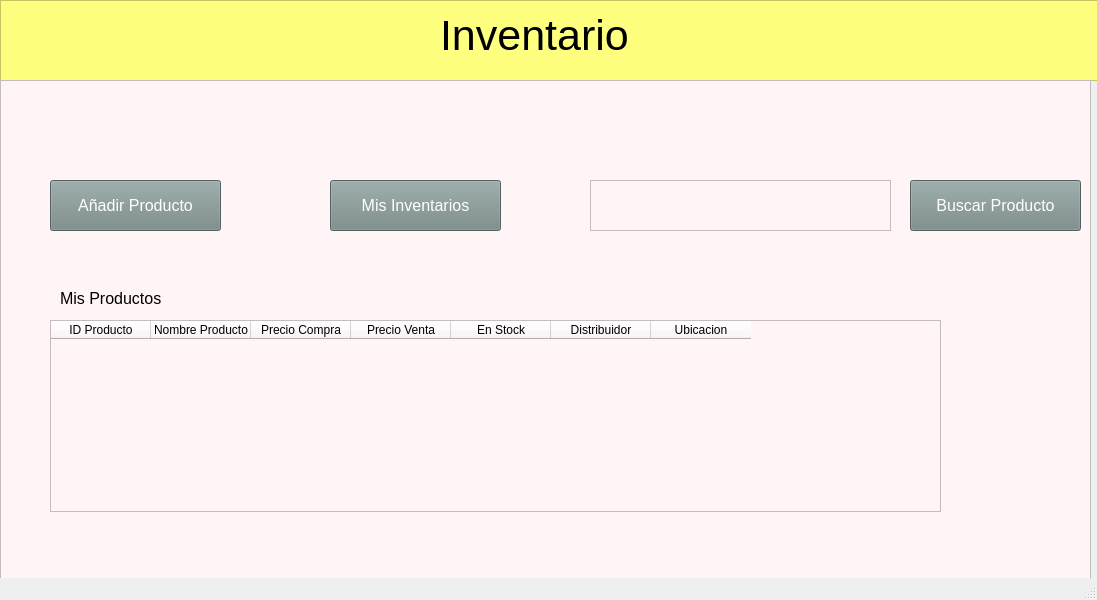
Old version of the form uiFiles/inventario.ui in the repository Ramirors31/LogisTICS.
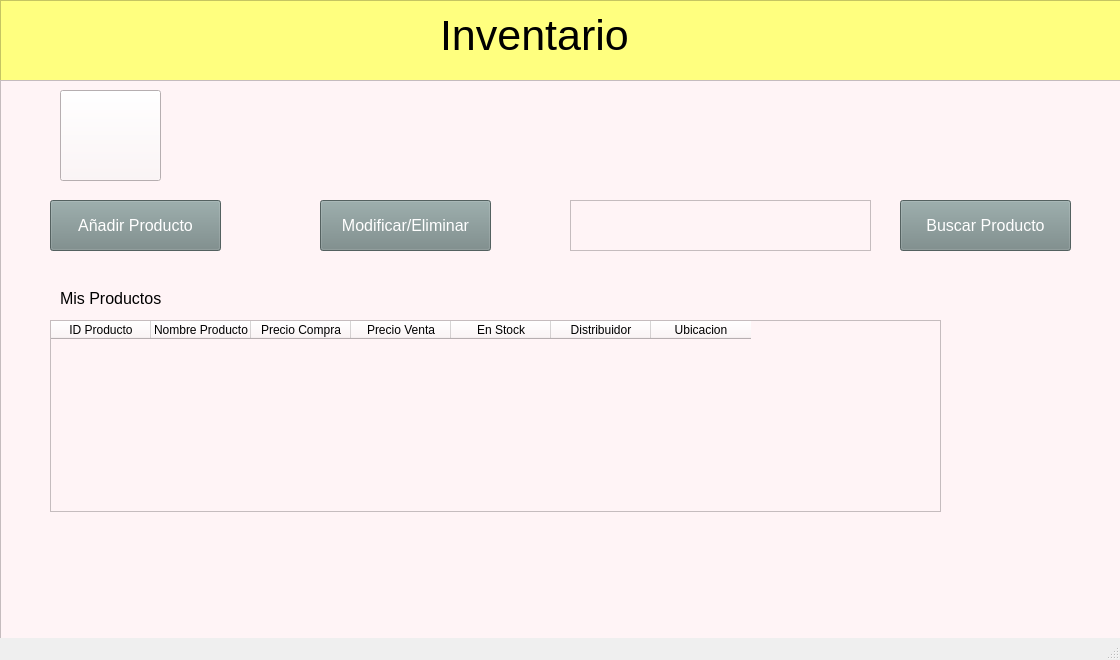
New version of the form. Icons and pictures are not drawn.

```diff
--- a/uiFiles/inventario.ui
+++ b/uiFiles/inventario.ui
@@ -6,8 +6,8 @@
    <rect>
     <x>0</x>
     <y>0</y>
-    <width>1097</width>
-    <height>600</height>
+    <width>1120</width>
+    <height>660</height>
    </rect>
   </property>
   <property name="windowTitle">
@@ -19,7 +19,7 @@
      <rect>
       <x>0</x>
       <y>0</y>
-      <width>1101</width>
+      <width>1121</width>
       <height>81</height>
      </rect>
     </property>
@@ -56,8 +56,8 @@
      <rect>
       <x>0</x>
       <y>80</y>
-      <width>1091</width>
-      <height>511</height>
+      <width>1121</width>
+      <height>581</height>
      </rect>
     </property>
     <property name="styleSheet">
@@ -118,7 +118,7 @@
      <property name="geometry">
       <rect>
        <x>50</x>
-       <y>100</y>
+       <y>120</y>
        <width>171</width>
        <height>51</height>
       </rect>
@@ -139,8 +139,8 @@
     <widget class="QPlainTextEdit" name="buscarProductoText">
      <property name="geometry">
       <rect>
-       <x>590</x>
-       <y>100</y>
+       <x>570</x>
+       <y>120</y>
        <width>301</width>
        <height>51</height>
       </rect>
@@ -149,8 +149,8 @@
     <widget class="QPushButton" name="buscarProductoBtn">
      <property name="geometry">
       <rect>
-       <x>910</x>
-       <y>100</y>
+       <x>900</x>
+       <y>120</y>
        <width>171</width>
        <height>51</height>
       </rect>
@@ -189,8 +189,8 @@
     <widget class="QPushButton" name="inventariosBtn">
      <property name="geometry">
       <rect>
-       <x>330</x>
-       <y>100</y>
+       <x>320</x>
+       <y>120</y>
        <width>171</width>
        <height>51</height>
       </rect>
@@ -205,7 +205,23 @@
 background-color: rgb(118, 136, 135);</string>
      </property>
      <property name="text">
-      <string>Mis Inventarios</string>
+      <string>Modificar/Eliminar</string>
+     </property>
+    </widget>
+    <widget class="QPushButton" name="pushButton">
+     <property name="geometry">
+      <rect>
+       <x>60</x>
+       <y>10</y>
+       <width>101</width>
+       <height>91</height>
+      </rect>
+     </property>
+     <property name="styleSheet">
+      <string notr="true">border-image: url(:/iconos/iconoRegresar.png);</string>
+     </property>
+     <property name="text">
+      <string/>
      </property>
     </widget>
    </widget>
```
Left out of the diff: 6 changed lines with no effect on the pictures.
